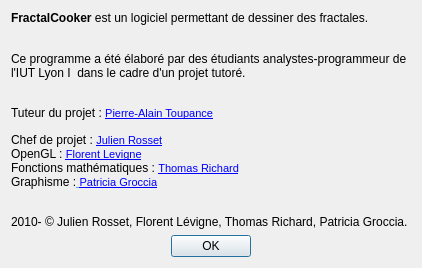
Above: FractalCooker/Data/Forms/AProposDe.ui from darkelfe14728/FractalCooker before the change. Below: the same form after it.
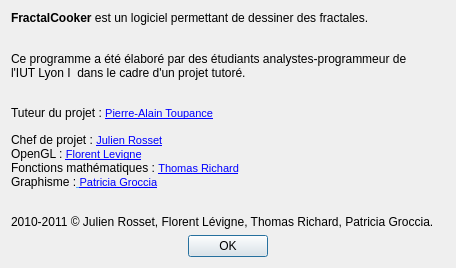
That is the form after the change. Icons and pictures are not drawn.

```diff
--- a/FractalCooker/Data/Forms/AProposDe.ui
+++ b/FractalCooker/Data/Forms/AProposDe.ui
@@ -6,7 +6,7 @@
    <rect>
     <x>0</x>
     <y>0</y>
-    <width>422</width>
+    <width>456</width>
     <height>257</height>
    </rect>
   </property>
@@ -24,22 +24,22 @@
       <string>&lt;!DOCTYPE HTML PUBLIC &quot;-//W3C//DTD HTML 4.0//EN&quot; &quot;http://www.w3.org/TR/REC-html40/strict.dtd&quot;&gt;
 &lt;html&gt;&lt;head&gt;&lt;meta name=&quot;qrichtext&quot; content=&quot;1&quot; /&gt;&lt;style type=&quot;text/css&quot;&gt;
 p, li { white-space: pre-wrap; }
-&lt;/style&gt;&lt;/head&gt;&lt;body style=&quot; font-family:'MS Shell Dlg 2'; font-size:8.25pt; font-weight:400; font-style:normal;&quot;&gt;
-&lt;p style=&quot; margin-top:0px; margin-bottom:0px; margin-left:0px; margin-right:0px; -qt-block-indent:0; text-indent:0px;&quot;&gt;&lt;span style=&quot; font-size:9pt; font-weight:600;&quot;&gt;FractalCooker&lt;/span&gt;&lt;span style=&quot; font-size:9pt;&quot;&gt; est un logiciel permettant de dessiner des fractales.&lt;/span&gt;&lt;/p&gt;
+&lt;/style&gt;&lt;/head&gt;&lt;body style=&quot; font-family:'Sans Serif'; font-size:10pt; font-weight:400; font-style:normal;&quot;&gt;
+&lt;p style=&quot; margin-top:0px; margin-bottom:0px; margin-left:0px; margin-right:0px; -qt-block-indent:0; text-indent:0px;&quot;&gt;&lt;span style=&quot; font-family:'MS Shell Dlg 2'; font-size:9pt; font-weight:600;&quot;&gt;FractalCooker&lt;/span&gt;&lt;span style=&quot; font-family:'MS Shell Dlg 2'; font-size:9pt;&quot;&gt; est un logiciel permettant de dessiner des fractales.&lt;/span&gt;&lt;/p&gt;
 &lt;p style=&quot;-qt-paragraph-type:empty; margin-top:0px; margin-bottom:0px; margin-left:0px; margin-right:0px; -qt-block-indent:0; text-indent:0px; font-family:'Times New Roman'; font-size:8pt; font-style:italic;&quot;&gt;&lt;/p&gt;
-&lt;p style=&quot;-qt-paragraph-type:empty; margin-top:0px; margin-bottom:0px; margin-left:0px; margin-right:0px; -qt-block-indent:0; text-indent:0px; font-size:9pt;&quot;&gt;&lt;/p&gt;
-&lt;p style=&quot; margin-top:0px; margin-bottom:0px; margin-left:0px; margin-right:0px; -qt-block-indent:0; text-indent:0px;&quot;&gt;&lt;span style=&quot; font-size:9pt;&quot;&gt;Ce programme a été élaboré par des étudiants analystes-programmeur de &lt;br /&gt;l'IUT Lyon I  dans le cadre d'un projet tutoré.&lt;/span&gt;&lt;/p&gt;
+&lt;p style=&quot;-qt-paragraph-type:empty; margin-top:0px; margin-bottom:0px; margin-left:0px; margin-right:0px; -qt-block-indent:0; text-indent:0px; font-family:'MS Shell Dlg 2'; font-size:9pt;&quot;&gt;&lt;/p&gt;
+&lt;p style=&quot; margin-top:0px; margin-bottom:0px; margin-left:0px; margin-right:0px; -qt-block-indent:0; text-indent:0px;&quot;&gt;&lt;span style=&quot; font-family:'MS Shell Dlg 2'; font-size:9pt;&quot;&gt;Ce programme a été élaboré par des étudiants analystes-programmeur de &lt;br /&gt;l'IUT Lyon I  dans le cadre d'un projet tutoré.&lt;/span&gt;&lt;/p&gt;
 &lt;p style=&quot;-qt-paragraph-type:empty; margin-top:0px; margin-bottom:0px; margin-left:0px; margin-right:0px; -qt-block-indent:0; text-indent:0px; font-family:'Times New Roman'; font-size:8pt; font-style:italic;&quot;&gt;&lt;/p&gt;
 &lt;p style=&quot;-qt-paragraph-type:empty; margin-top:0px; margin-bottom:0px; margin-left:0px; margin-right:0px; -qt-block-indent:0; text-indent:0px; font-family:'Times New Roman'; font-size:8pt; font-style:italic;&quot;&gt;&lt;/p&gt;
-&lt;p style=&quot; margin-top:0px; margin-bottom:0px; margin-left:0px; margin-right:0px; -qt-block-indent:0; text-indent:0px;&quot;&gt;&lt;span style=&quot; font-size:9pt;&quot;&gt;Tuteur du projet : &lt;/span&gt;&lt;a href=&quot;pierre-alain.toupance@univ-lyon1.fr&quot;&gt;&lt;span style=&quot; font-size:8pt; text-decoration: underline; color:#0000ff;&quot;&gt;Pierre-Alain Toupance&lt;/span&gt;&lt;/a&gt;&lt;/p&gt;
-&lt;p style=&quot;-qt-paragraph-type:empty; margin-top:0px; margin-bottom:0px; margin-left:0px; margin-right:0px; -qt-block-indent:0; text-indent:0px; font-size:8pt; text-decoration: underline; color:#0000ff;&quot;&gt;&lt;/p&gt;
-&lt;p style=&quot; margin-top:0px; margin-bottom:0px; margin-left:0px; margin-right:0px; -qt-block-indent:0; text-indent:0px;&quot;&gt;&lt;span style=&quot; font-size:9pt;&quot;&gt;Chef de projet : &lt;/span&gt;&lt;a href=&quot;mailto:jul.rosset@gmail.com&quot;&gt;&lt;span style=&quot; font-size:8pt; text-decoration: underline; color:#0000ff;&quot;&gt;Julien Rosset&lt;/span&gt;&lt;/a&gt;&lt;/p&gt;
-&lt;p style=&quot; margin-top:0px; margin-bottom:0px; margin-left:0px; margin-right:0px; -qt-block-indent:0; text-indent:0px;&quot;&gt;&lt;span style=&quot; font-size:9pt;&quot;&gt;OpenGL : &lt;/span&gt;&lt;a href=&quot;mailto:f.levigne@wanadoo.fr&quot;&gt;&lt;span style=&quot; font-size:8pt; text-decoration: underline; color:#0000ff;&quot;&gt;Florent Levigne&lt;/span&gt;&lt;/a&gt;&lt;/p&gt;
-&lt;p style=&quot; margin-top:0px; margin-bottom:0px; margin-left:0px; margin-right:0px; -qt-block-indent:0; text-indent:0px;&quot;&gt;&lt;span style=&quot; font-size:9pt; color:#000000;&quot;&gt;Fonctions mathématiques : &lt;/span&gt;&lt;a href=&quot;mailto:thomas.richard.mail@gmail.com&quot;&gt;&lt;span style=&quot; font-size:8pt; text-decoration: underline; color:#0000ff;&quot;&gt;Thomas Richard&lt;/span&gt;&lt;/a&gt;&lt;/p&gt;
-&lt;p style=&quot; margin-top:0px; margin-bottom:0px; margin-left:0px; margin-right:0px; -qt-block-indent:0; text-indent:0px;&quot;&gt;&lt;span style=&quot; font-size:9pt; color:#000000;&quot;&gt;Graphisme :&lt;/span&gt;&lt;span style=&quot; font-size:9pt; text-decoration: underline; color:#55aaff;&quot;&gt; &lt;/span&gt;&lt;a href=&quot;mailto:patricia.groccia@neuf.fr&quot;&gt;&lt;span style=&quot; font-size:8pt; text-decoration: underline; color:#0000ff;&quot;&gt;Patricia Groccia&lt;/span&gt;&lt;/a&gt;&lt;/p&gt;
+&lt;p style=&quot; margin-top:0px; margin-bottom:0px; margin-left:0px; margin-right:0px; -qt-block-indent:0; text-indent:0px;&quot;&gt;&lt;span style=&quot; font-family:'MS Shell Dlg 2'; font-size:9pt;&quot;&gt;Tuteur du projet : &lt;/span&gt;&lt;a href=&quot;pierre-alain.toupance@univ-lyon1.fr&quot;&gt;&lt;span style=&quot; font-family:'MS Shell Dlg 2'; font-size:8pt; text-decoration: underline; color:#0000ff;&quot;&gt;Pierre-Alain Toupance&lt;/span&gt;&lt;/a&gt;&lt;/p&gt;
+&lt;p style=&quot;-qt-paragraph-type:empty; margin-top:0px; margin-bottom:0px; margin-left:0px; margin-right:0px; -qt-block-indent:0; text-indent:0px; font-family:'MS Shell Dlg 2'; font-size:8pt; text-decoration: underline; color:#0000ff;&quot;&gt;&lt;/p&gt;
+&lt;p style=&quot; margin-top:0px; margin-bottom:0px; margin-left:0px; margin-right:0px; -qt-block-indent:0; text-indent:0px;&quot;&gt;&lt;span style=&quot; font-family:'MS Shell Dlg 2'; font-size:9pt;&quot;&gt;Chef de projet : &lt;/span&gt;&lt;a href=&quot;mailto:jul.rosset@gmail.com&quot;&gt;&lt;span style=&quot; font-family:'MS Shell Dlg 2'; font-size:8pt; text-decoration: underline; color:#0000ff;&quot;&gt;Julien Rosset&lt;/span&gt;&lt;/a&gt;&lt;/p&gt;
+&lt;p style=&quot; margin-top:0px; margin-bottom:0px; margin-left:0px; margin-right:0px; -qt-block-indent:0; text-indent:0px;&quot;&gt;&lt;span style=&quot; font-family:'MS Shell Dlg 2'; font-size:9pt;&quot;&gt;OpenGL : &lt;/span&gt;&lt;a href=&quot;mailto:f.levigne@wanadoo.fr&quot;&gt;&lt;span style=&quot; font-family:'MS Shell Dlg 2'; font-size:8pt; text-decoration: underline; color:#0000ff;&quot;&gt;Florent Levigne&lt;/span&gt;&lt;/a&gt;&lt;/p&gt;
+&lt;p style=&quot; margin-top:0px; margin-bottom:0px; margin-left:0px; margin-right:0px; -qt-block-indent:0; text-indent:0px;&quot;&gt;&lt;span style=&quot; font-family:'MS Shell Dlg 2'; font-size:9pt; color:#000000;&quot;&gt;Fonctions mathématiques : &lt;/span&gt;&lt;a href=&quot;mailto:thomas.richard.mail@gmail.com&quot;&gt;&lt;span style=&quot; font-family:'MS Shell Dlg 2'; font-size:8pt; text-decoration: underline; color:#0000ff;&quot;&gt;Thomas Richard&lt;/span&gt;&lt;/a&gt;&lt;/p&gt;
+&lt;p style=&quot; margin-top:0px; margin-bottom:0px; margin-left:0px; margin-right:0px; -qt-block-indent:0; text-indent:0px;&quot;&gt;&lt;span style=&quot; font-family:'MS Shell Dlg 2'; font-size:9pt; color:#000000;&quot;&gt;Graphisme :&lt;/span&gt;&lt;span style=&quot; font-family:'MS Shell Dlg 2'; font-size:9pt; text-decoration: underline; color:#55aaff;&quot;&gt; &lt;/span&gt;&lt;a href=&quot;mailto:patricia.groccia@neuf.fr&quot;&gt;&lt;span style=&quot; font-family:'MS Shell Dlg 2'; font-size:8pt; text-decoration: underline; color:#0000ff;&quot;&gt;Patricia Groccia&lt;/span&gt;&lt;/a&gt;&lt;/p&gt;
 &lt;p style=&quot;-qt-paragraph-type:empty; margin-top:0px; margin-bottom:0px; margin-left:0px; margin-right:0px; -qt-block-indent:0; text-indent:0px; font-family:'Times New Roman'; font-size:8pt; font-style:italic;&quot;&gt;&lt;/p&gt;
 &lt;p style=&quot;-qt-paragraph-type:empty; margin-top:0px; margin-bottom:0px; margin-left:0px; margin-right:0px; -qt-block-indent:0; text-indent:0px; font-family:'Times New Roman'; font-size:8pt; font-style:italic;&quot;&gt;&lt;/p&gt;
-&lt;p style=&quot; margin-top:0px; margin-bottom:0px; margin-left:0px; margin-right:0px; -qt-block-indent:0; text-indent:0px;&quot;&gt;&lt;span style=&quot; font-size:9pt;&quot;&gt;2010- © Julien Rosset, Florent Lévigne, Thomas Richard, Patricia Groccia.&lt;/span&gt;&lt;/p&gt;&lt;/body&gt;&lt;/html&gt;</string>
+&lt;p style=&quot; margin-top:0px; margin-bottom:0px; margin-left:0px; margin-right:0px; -qt-block-indent:0; text-indent:0px;&quot;&gt;&lt;span style=&quot; font-family:'MS Shell Dlg 2'; font-size:9pt;&quot;&gt;2010-2011 © Julien Rosset, Florent Lévigne, Thomas Richard, Patricia Groccia.&lt;/span&gt;&lt;/p&gt;&lt;/body&gt;&lt;/html&gt;</string>
      </property>
     </widget>
    </item>
```
Left out of the diff: 6 changed lines with no effect on the pictures.
